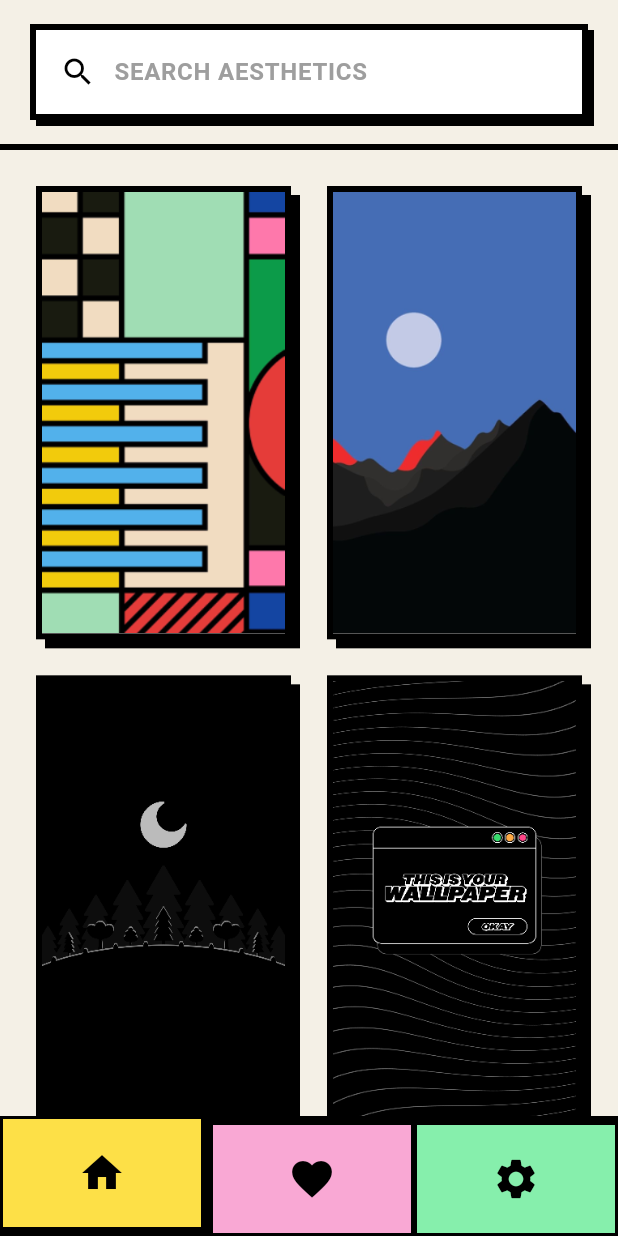
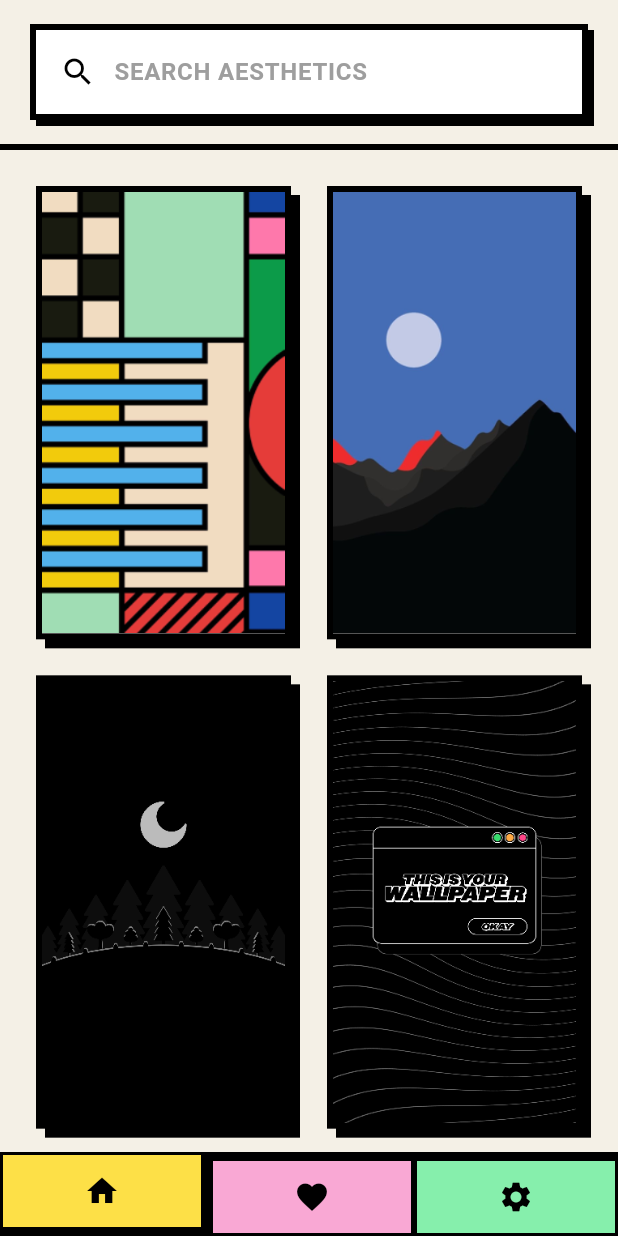
Before and after one commit to upmanyu430/brutal_wallz, a Flutter app: the HomePage screen opened by its route, on a phone screen of 412 x 824 dp. Run offline on Flutter 3.47's test engine with Material 3 defaults, Android fonts, the phone set to English and light mode, and no system bars; our stand-ins replace cached_network_image, flutter_cache_manager, fluttertoast, go_router, google_fonts, shared_preferences; missing offline and left inert: gal; accounts and stored records are empty.

Commit message:
style: shrink bottom nav bar (padding 20->12, icon 32->24)

```diff
--- a/lib/pages/home_page.dart
+++ b/lib/pages/home_page.dart
@@ -1502,8 +1502,8 @@ class _HomePageState extends State<HomePage> {
           });
         },
         child: Padding(
-          padding: const EdgeInsets.symmetric(vertical: 20),
-          child: Icon(icon, size: 32, color: Colors.black),
+          padding: const EdgeInsets.symmetric(vertical: 12),
+          child: Icon(icon, size: 24, color: Colors.black),
         ),
       ),
     );
```
